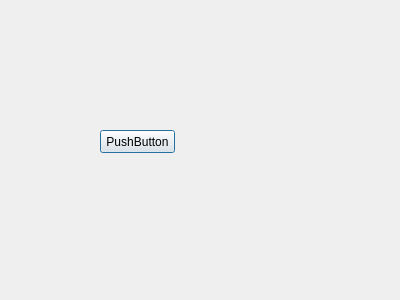
First picture: the form in BLUETOOTH/mainwindow.ui, repository Chamico/Bluetooth-for-HC05, before the edit.
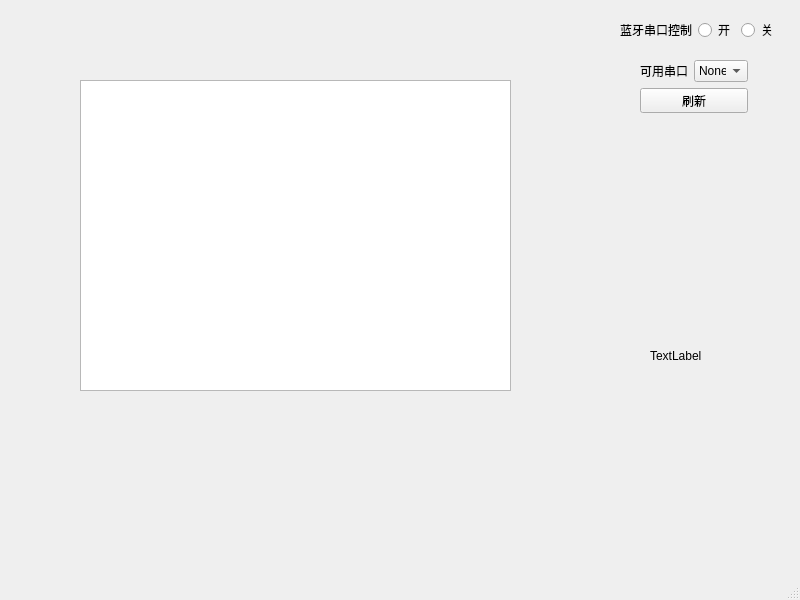
Second picture: the form after the edit.

```diff
--- a/BLUETOOTH/mainwindow.ui
+++ b/BLUETOOTH/mainwindow.ui
@@ -1,31 +1,130 @@
 <?xml version="1.0" encoding="UTF-8"?>
 <ui version="4.0">
- <class>Dialog</class>
- <widget class="QDialog" name="Dialog">
+ <class>MainWindow</class>
+ <widget class="QMainWindow" name="MainWindow">
   <property name="geometry">
    <rect>
     <x>0</x>
     <y>0</y>
-    <width>400</width>
-    <height>300</height>
+    <width>800</width>
+    <height>600</height>
    </rect>
   </property>
   <property name="windowTitle">
    <string>Dialog</string>
   </property>
-  <widget class="QPushButton" name="pushButton">
+  <widget class="QWidget" name="centralwidget">
+   <widget class="QLabel" name="label">
+    <property name="geometry">
+     <rect>
+      <x>650</x>
+      <y>350</y>
+      <width>54</width>
+      <height>12</height>
+     </rect>
+    </property>
+    <property name="text">
+     <string>TextLabel</string>
+    </property>
+   </widget>
+   <widget class="QPlainTextEdit" name="plainTextEdit">
+    <property name="geometry">
+     <rect>
+      <x>80</x>
+      <y>80</y>
+      <width>431</width>
+      <height>311</height>
+     </rect>
+    </property>
+   </widget>
+   <widget class="QWidget" name="layoutWidget">
+    <property name="geometry">
+     <rect>
+      <x>620</x>
+      <y>20</y>
+      <width>158</width>
+      <height>20</height>
+     </rect>
+    </property>
+    <layout class="QHBoxLayout" name="horizontalLayout_2">
+     <item>
+      <widget class="QLabel" name="_label_bluetooth_serialport_contronl">
+       <property name="text">
+        <string>蓝牙串口控制</string>
+       </property>
+      </widget>
+     </item>
+     <item>
+      <layout class="QHBoxLayout" name="horizontalLayout">
+       <item>
+        <widget class="QRadioButton" name="radioButton_bluetooth_open">
+         <property name="text">
+          <string>开</string>
+         </property>
+        </widget>
+       </item>
+       <item>
+        <widget class="QRadioButton" name="radioButton_bluetooth_close">
+         <property name="text">
+          <string>关</string>
+         </property>
+        </widget>
+       </item>
+      </layout>
+     </item>
+    </layout>
+   </widget>
+   <widget class="QWidget" name="">
+    <property name="geometry">
+     <rect>
+      <x>640</x>
+      <y>60</y>
+      <width>108</width>
+      <height>53</height>
+     </rect>
+    </property>
+    <layout class="QVBoxLayout" name="verticalLayout">
+     <item>
+      <layout class="QHBoxLayout" name="horizontalLayout_3">
+       <item>
+        <widget class="QLabel" name="_label_aviliable_serialport">
+         <property name="text">
+          <string>可用串口</string>
+         </property>
+        </widget>
+       </item>
+       <item>
+        <widget class="QComboBox" name="comboBox_avaliable_serialport">
+         <item>
+          <property name="text">
+           <string>None</string>
+          </property>
+         </item>
+        </widget>
+       </item>
+      </layout>
+     </item>
+     <item>
+      <widget class="QPushButton" name="_pushButton_refresh">
+       <property name="text">
+        <string>刷新</string>
+       </property>
+      </widget>
+     </item>
+    </layout>
+   </widget>
+  </widget>
+  <widget class="QMenuBar" name="menubar">
    <property name="geometry">
     <rect>
-     <x>100</x>
-     <y>130</y>
-     <width>75</width>
-     <height>23</height>
+     <x>0</x>
+     <y>0</y>
+     <width>800</width>
+     <height>22</height>
     </rect>
    </property>
-   <property name="text">
-    <string>PushButton</string>
-   </property>
   </widget>
+  <widget class="QStatusBar" name="statusbar"/>
  </widget>
  <resources/>
  <connections/>
```
Left out of the diff: 2 changed lines with no effect on the pictures.
